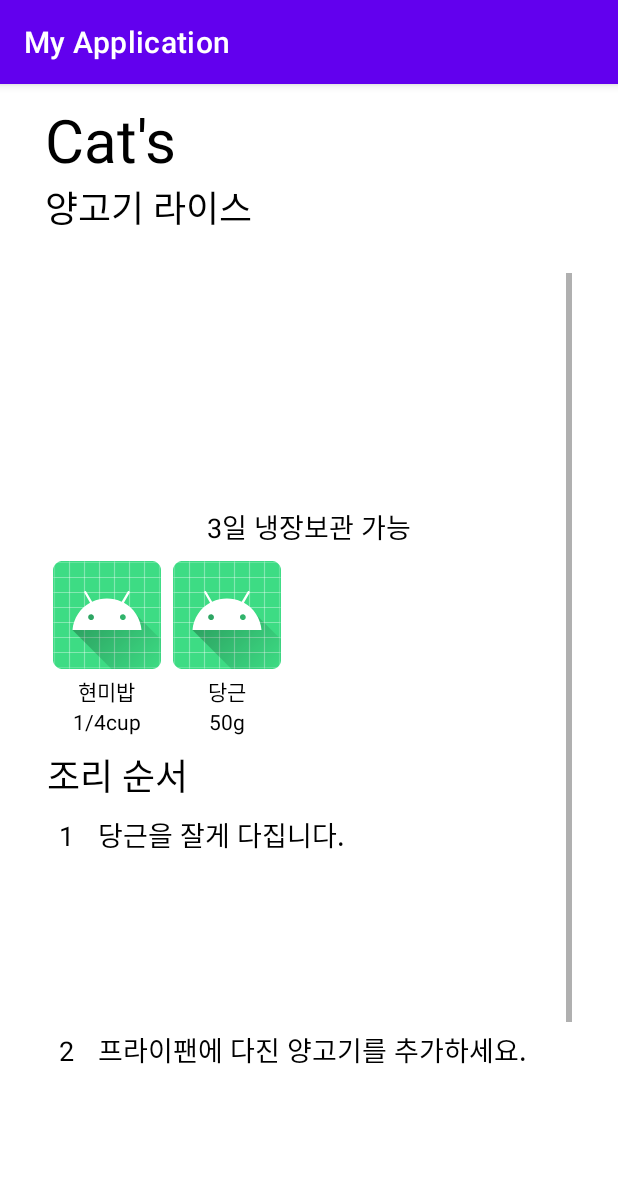
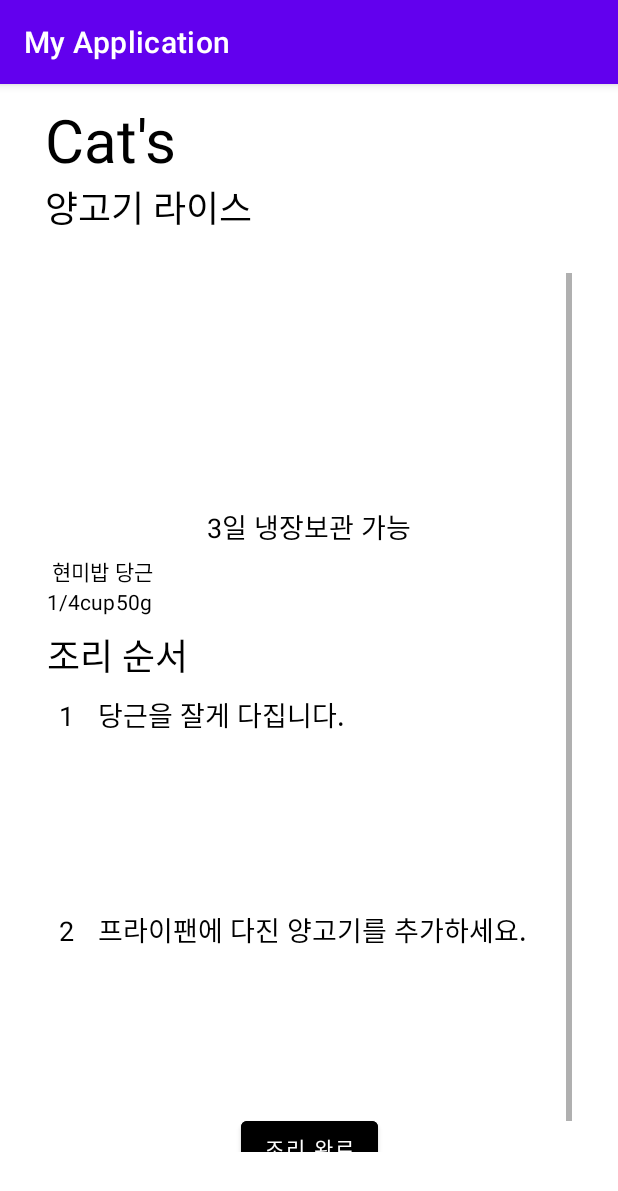
Before and after one commit to Learn-the-World-ewha/Cookforpet, an Android app: the CatsRecipeActivity screen opened directly, with no data from a screen before it, on a phone screen of 412 x 824 dp. Shown: the top 1191 px of the screen. Run offline under Robolectric (Android 15) with nearby library versions, the phone set to English and light mode, and no system bars.

Commit message:
mat image X

```diff
--- a/app/src/main/res/layout/activity_cats_recipe.xml
+++ b/app/src/main/res/layout/activity_cats_recipe.xml
@@ -89,13 +89,6 @@
                     android:layout_height="wrap_content"
                     android:orientation="vertical">
 
-                    <ImageView
-                        android:id="@+id/img_mat1"
-                        android:layout_width="80dp"
-                        android:layout_height="80dp"
-                        android:scaleType="centerInside"
-
-                        app:srcCompat="@mipmap/ic_launcher" />
                     <TextView
                         android:id="@+id/txt_mat1"
                         android:layout_width="wrap_content"
@@ -116,13 +109,6 @@
                     android:layout_height="wrap_content"
                     android:orientation="vertical">
 
-                    <ImageView
-                        android:id="@+id/img_mat2"
-                        android:layout_width="80dp"
-                        android:layout_height="80dp"
-                        android:scaleType="centerInside"
-
-                        app:srcCompat="@mipmap/ic_launcher" />
                     <TextView
                         android:id="@+id/txt_mat2"
                         android:layout_width="wrap_content"
--- a/app/src/main/res/layout/mat_list.xml
+++ b/app/src/main/res/layout/mat_list.xml
@@ -9,12 +9,6 @@
         android:layout_height="wrap_content"
         android:orientation="vertical">
 
-        <ImageView
-            android:id="@+id/img_mat"
-            android:layout_width="80dp"
-            android:layout_height="80dp"
-            android:scaleType="centerInside"
-            />
         <TextView
             android:id="@+id/txt_mat"
             android:layout_width="wrap_content"
```
Also changed, not shown: app/src/main/res/layout/activity_dogs_recipe.xml (+0 -16 lines).
